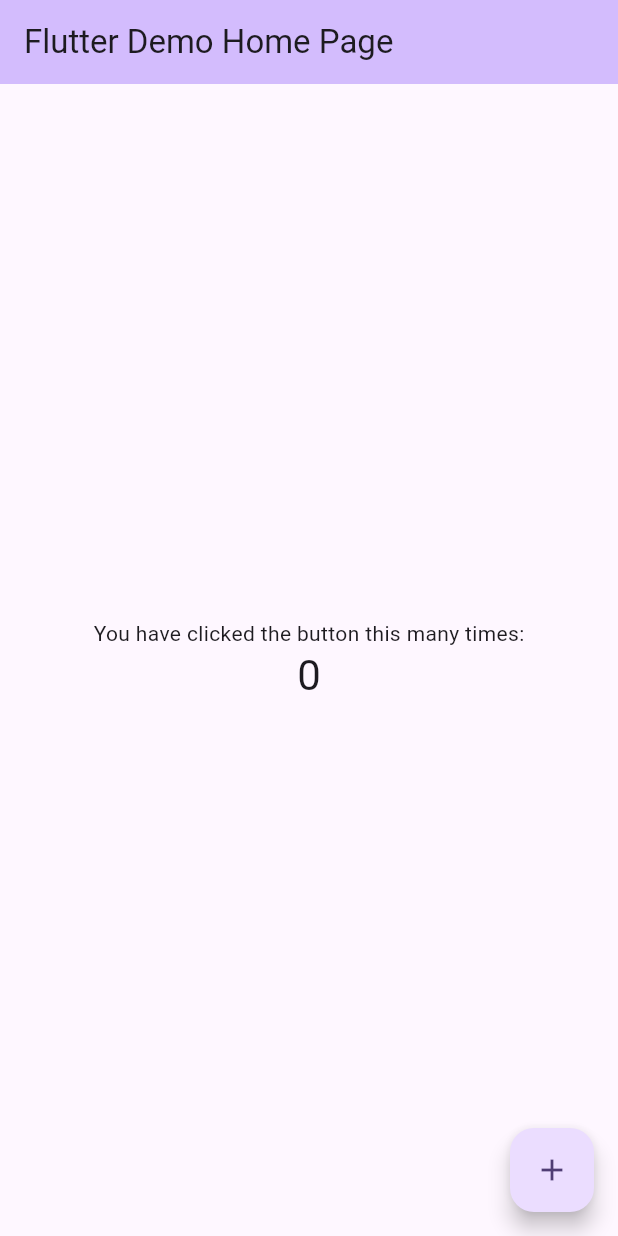
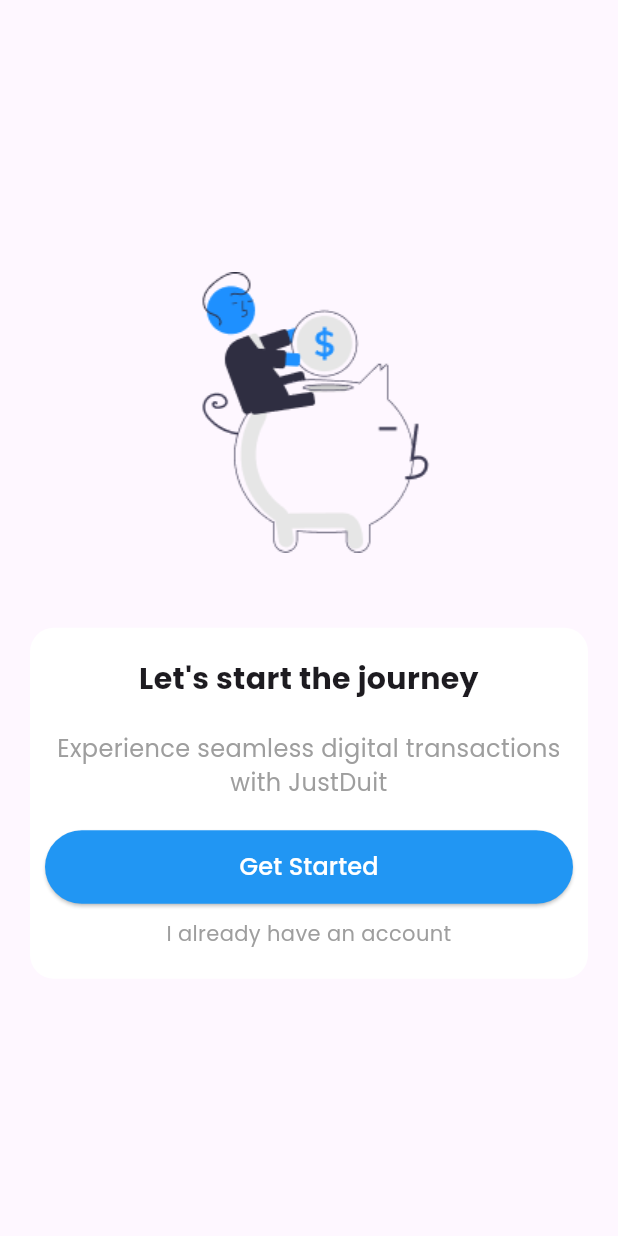
Before and after one commit to akhmadzulfikarr/1957051013-advanced-mobile, a Flutter app: the screen it shows after launch, on a phone screen of 412 x 824 dp. Run offline on Flutter 3.47's test engine with Material 2 defaults, Android fonts, the phone set to English and light mode, and no system bars; our stand-ins replace google_fonts.

Commit message:
basic widget

```diff
--- a/lib/main.dart
+++ b/lib/main.dart
@@ -1,4 +1,5 @@
 import 'package:flutter/material.dart';
+import 'package:justduit/screen/onboarding_screen.dart';
 
 void main() {
   runApp(const MyApp());
@@ -31,95 +32,8 @@ class MyApp extends StatelessWidget {
         colorScheme: ColorScheme.fromSeed(seedColor: Colors.deepPurple),
         useMaterial3: true,
       ),
-      home: const MyHomePage(title: 'Flutter Demo Home Page'),
+      debugShowCheckedModeBanner: false,
+      home: const OnboardingScreen(),
     );
   }
 }
-
-class MyHomePage extends StatefulWidget {
-  const MyHomePage({super.key, required this.title});
-
-  // This widget is the home page of your application. It is stateful, meaning
-  // that it has a State object (defined below) that contains fields that affect
-  // how it looks.
-
-  // This class is the configuration for the state. It holds the values (in this
-  // case the title) provided by the parent (in this case the App widget) and
-  // used by the build method of the State. Fields in a Widget subclass are
-  // always marked "final".
-
-  final String title;
-
-  @override
-  State<MyHomePage> createState() => _MyHomePageState();
-}
-
-class _MyHomePageState extends State<MyHomePage> {
-  int _counter = 0;
-
-  void _incrementCounter() {
-    setState(() {
-      // This call to setState tells the Flutter framework that something has
-      // changed in this State, which causes it to rerun the build method below
-      // so that the display can reflect the updated values. If we changed
-      // _counter without calling setState(), then the build method would not be
-      // called again, and so nothing would appear to happen.
-      _counter++;
-    });
-  }
-
-  @override
-  Widget build(BuildContext context) {
-    // This method is rerun every time setState is called, for instance as done
-    // by the _incrementCounter method above.
-    //
-    // The Flutter framework has been optimized to make rerunning build methods
-    // fast, so that you can just rebuild anything that needs updating rather
-    // than having to individually change instances of widgets.
-    return Scaffold(
-      appBar: AppBar(
-        // TRY THIS: Try changing the color here to a specific color (to
-        // Colors.amber, perhaps?) and trigger a hot reload to see the AppBar
-        // change color while the other colors stay the same.
-        backgroundColor: Theme.of(context).colorScheme.inversePrimary,
-        // Here we take the value from the MyHomePage object that was created by
-        // the App.build method, and use it to set our appbar title.
-        title: Text(widget.title),
-      ),
-      body: Center(
-        // Center is a layout widget. It takes a single child and positions it
-        // in the middle of the parent.
-        child: Column(
-          // Column is also a layout widget. It takes a list of children and
-          // arranges them vertically. By default, it sizes itself to fit its
-          // children horizontally, and tries to be as tall as its parent.
-          //
-          // Column has various properties to control how it sizes itself and
-          // how it positions its children. Here we use mainAxisAlignment to
-          // center the children vertically; the main axis here is the vertical
-          // axis because Columns are vertical (the cross axis would be
-          // horizontal).
-          //
-          // TRY THIS: Invoke "debug painting" (choose the "Toggle Debug Paint"
-          // action in the IDE, or press "p" in the console), to see the
-          // wireframe for each widget.
-          mainAxisAlignment: MainAxisAlignment.center,
-          children: <Widget>[
-            const Text(
-              'You have clicked the button this many times:',
-            ),
-            Text(
-              '$_counter',
-              style: Theme.of(context).textTheme.headlineMedium,
-            ),
-          ],
-        ),
-      ),
-      floatingActionButton: FloatingActionButton(
-        onPressed: _incrementCounter,
-        tooltip: 'Increment',
-        child: const Icon(Icons.add),
-      ), // This trailing comma makes auto-formatting nicer for build methods.
-    );
-  }
-}
--- /dev/null
+++ b/lib/screen/onboarding_screen.dart
@@ -0,0 +1,77 @@
+import 'package:flutter/material.dart';
+import 'package:google_fonts/google_fonts.dart';
+
+class OnboardingScreen extends StatelessWidget {
+  const OnboardingScreen({super.key});
+
+  @override
+  Widget build(BuildContext context) {
+    return Scaffold(
+        body: SafeArea(
+      child: Column(
+        mainAxisAlignment: MainAxisAlignment.center,
+        children: [
+          Padding(
+            padding: const EdgeInsets.only(top: 10),
+            child: Image.asset("assets/images/Savings.png"),
+          ),
+          Container(
+            margin: EdgeInsets.only(top: 50, right: 20, left: 20),
+            padding: EdgeInsets.all(10),
+            width: double.infinity,
+            decoration: BoxDecoration(
+                color: Colors.white, borderRadius: BorderRadius.circular(16)),
+            child: Column(
+              children: [
+                Padding(
+                  padding: const EdgeInsets.only(top: 10, bottom: 10),
+                  child: Text(
+                    "Let's start the journey",
+                    style: GoogleFonts.poppins(
+                        textStyle: TextStyle(
+                            fontSize: 20, fontWeight: FontWeight.w700)),
+                    textAlign: TextAlign.center,
+                  ),
+                ),
+                Padding(
+                  padding: const EdgeInsets.only(top: 10, bottom: 20),
+                  child: Text(
+                    "Experience seamless digital transactions with JustDuit",
+                    textAlign: TextAlign.center,
+                    style: GoogleFonts.poppins(
+                        textStyle: TextStyle(fontSize: 16, color: Colors.grey)),
+                  ),
+                ),
+                SizedBox(
+                  width: double.infinity,
+                  child: ElevatedButton(
+                    onPressed: () {},
+                    style: ElevatedButton.styleFrom(primary: Colors.blue),
+                    child: Padding(
+                      padding: const EdgeInsets.all(13),
+                      child: Text(
+                        "Get Started",
+                        style: GoogleFonts.poppins(
+                            textStyle:
+                                TextStyle(fontSize: 16, color: Colors.white)),
+                      ),
+                    ),
+                  ),
+                ),
+                Padding(
+                  padding: const EdgeInsets.only(top: 10, bottom: 10),
+                  child: Text(
+                    "I already have an account",
+                    textAlign: TextAlign.center,
+                    style: GoogleFonts.poppins(
+                        textStyle: TextStyle(fontSize: 14, color: Colors.grey)),
+                  ),
+                ),
+              ],
+            ),
+          )
+        ],
+      ),
+    ));
+  }
+}
--- a/pubspec.yaml
+++ b/pubspec.yaml
@@ -34,6 +34,7 @@ dependencies:
 
   # The following adds the Cupertino Icons font to your application.
   # Use with the CupertinoIcons class for iOS style icons.
+  google_fonts: ^6.0.0
   cupertino_icons: ^1.0.2
 
 dev_dependencies:
@@ -59,9 +60,8 @@ flutter:
   uses-material-design: true
 
   # To add assets to your application, add an assets section, like this:
-  # assets:
-  #   - images/a_dot_burr.jpeg
-  #   - images/a_dot_ham.jpeg
+  assets:
+    - assets/images/
 
   # An image asset can refer to one or more resolution-specific "variants", see
   # https://flutter.dev/assets-and-images/#resolution-aware
```
Also changed, not shown: assets/images/Savings.png (added), pubspec.lock, 1 other file.
